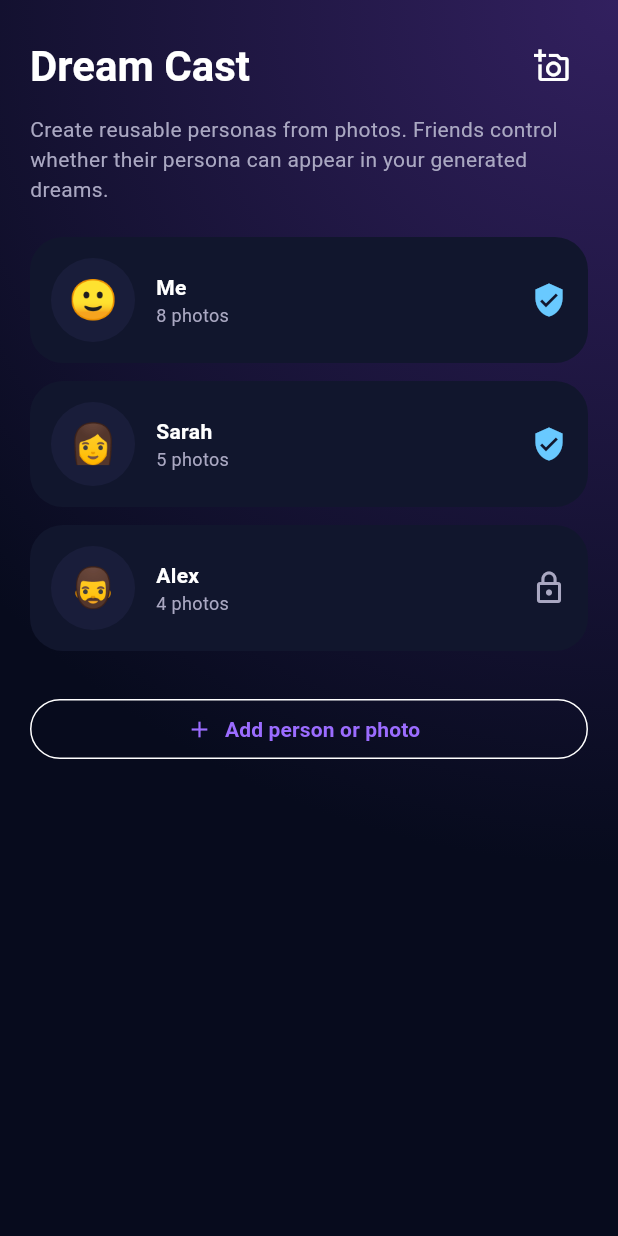
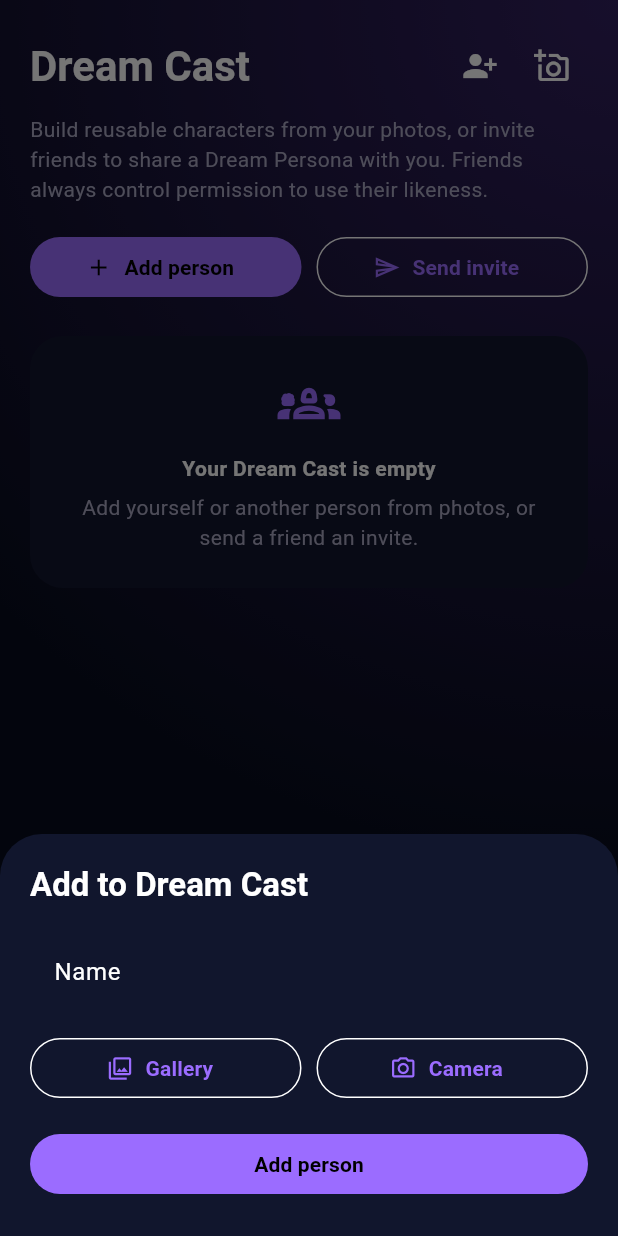
Before and after one commit to ujwaljetly-create/dream-logs, a Flutter app: the DreamCastScreen widget shown alone on an empty page, opened directly, after a tap on the "add a photo" icon, on a phone screen of 412 x 824 dp. Run offline on Flutter 3.47's test engine with Material 3 defaults, Android fonts, the phone set to English and light mode, and no system bars; our stand-ins replace cloud_firestore, firebase_auth, firebase_core, firebase_storage, image_picker; accounts and stored records are empty; Roboto replaces fonts that are missing (Arial, Georgia).

Commit message:
Build Dream Cast photo and invite flows

```diff
--- a/lib/features/cast/dream_cast_screen.dart
+++ b/lib/features/cast/dream_cast_screen.dart
@@ -1,52 +1,180 @@
+import 'package:cloud_firestore/cloud_firestore.dart';
 import 'package:flutter/material.dart';
+import 'package:image_picker/image_picker.dart';
+
+import '../../core/services/dream_cast_service.dart';
 import '../../core/theme/app_theme.dart';
 import '../../widgets/dream_gradient.dart';
 
-class DreamCastScreen extends StatelessWidget {
+class DreamCastScreen extends StatefulWidget {
   const DreamCastScreen({super.key});
+  @override
+  State<DreamCastScreen> createState() => _DreamCastScreenState();
+}
+
+class _DreamCastScreenState extends State<DreamCastScreen> {
+  final _service = DreamCastService();
+
+  Future<void> _addPerson() async {
+    final name = TextEditingController();
+    XFile? photo;
+    await showModalBottomSheet<void>(
+      context: context,
+      isScrollControlled: true,
+      backgroundColor: DreamColors.surface,
+      builder: (sheetContext) => StatefulBuilder(
+        builder: (context, setSheetState) => Padding(
+          padding: EdgeInsets.fromLTRB(20, 20, 20, MediaQuery.of(context).viewInsets.bottom + 24),
+          child: Column(mainAxisSize: MainAxisSize.min, crossAxisAlignment: CrossAxisAlignment.stretch, children: [
+            Text('Add to Dream Cast', style: Theme.of(context).textTheme.titleLarge),
+            const SizedBox(height: 16),
+            TextField(controller: name, decoration: const InputDecoration(labelText: 'Name')),
+            const SizedBox(height: 12),
+            Row(children: [
+              Expanded(child: OutlinedButton.icon(
+                onPressed: () async { photo = await _service.pickPhoto(ImageSource.gallery); setSheetState(() {}); },
+                icon: const Icon(Icons.photo_library_outlined), label: const Text('Gallery'))),
+              const SizedBox(width: 10),
+              Expanded(child: OutlinedButton.icon(
+                onPressed: () async { photo = await _service.pickPhoto(ImageSource.camera); setSheetState(() {}); },
+                icon: const Icon(Icons.camera_alt_outlined), label: const Text('Camera'))),
+            ]),
+            if (photo != null) Padding(
+              padding: const EdgeInsets.only(top: 10),
+              child: Text('Selected: ' + photo!.name, style: const TextStyle(color: DreamColors.blue))),
+            const SizedBox(height: 16),
+            FilledButton(
+              onPressed: () async {
+                if (name.text.trim().isEmpty || photo == null) return;
+                Navigator.pop(sheetContext);
+                try {
+                  await _service.createPersona(name: name.text, photo: photo!);
+                } catch (e) {
+                  if (mounted) ScaffoldMessenger.of(this.context).showSnackBar(SnackBar(content: Text('Could not add person: ' + e.toString())));
+                }
+              },
+              child: const Text('Add person')),
+          ]),
+        ),
+      ),
+    );
+  }
+
+  Future<void> _invite() async {
+    final username = TextEditingController();
+    final value = await showDialog<String>(
+      context: context,
+      builder: (context) => AlertDialog(
+        title: const Text('Invite to Dream Cast'),
+        content: TextField(controller: username, autofocus: true, decoration: const InputDecoration(hintText: '@username')),
+        actions: [
+          TextButton(onPressed: () => Navigator.pop(context), child: const Text('Cancel')),
+          FilledButton(onPressed: () => Navigator.pop(context, username.text), child: const Text('Send invite')),
+        ],
+      ),
+    );
+    if (value == null) return;
+    try {
+      await _service.sendInvite(value);
+      if (mounted) ScaffoldMessenger.of(context).showSnackBar(const SnackBar(content: Text('Dream Cast invite sent.')));
+    } catch (e) {
+      if (mounted) ScaffoldMessenger.of(context).showSnackBar(SnackBar(content: Text(e.toString().replaceFirst('Exception: ', ''))));
+    }
+  }
+
   @override
   Widget build(BuildContext context) {
     return DreamGradient(
       child: SafeArea(
         child: ListView(padding: const EdgeInsets.all(20), children: [
           Row(children: [
-            Text('Dream Cast', style: Theme.of(context).textTheme.headlineMedium),
-            const Spacer(),
-            IconButton(onPressed: () {}, icon: const Icon(Icons.add_a_photo_outlined)),
+            Expanded(child: Text('Dream Cast', style: Theme.of(context).textTheme.headlineMedium)),
+            IconButton(onPressed: _invite, tooltip: 'Invite person', icon: const Icon(Icons.person_add_alt_1)),
+            IconButton(onPressed: _addPerson, tooltip: 'Add person', icon: const Icon(Icons.add_a_photo_outlined)),
           ]),
           const SizedBox(height: 8),
-          const Text('Create reusable personas from photos. Friends control whether their persona can appear in your generated dreams.', style: TextStyle(color: DreamColors.muted, height: 1.45)),
+          const Text(
+            'Build reusable characters from your photos, or invite friends to share a Dream Persona with you. Friends always control permission to use their likeness.',
+            style: TextStyle(color: DreamColors.muted, height: 1.45)),
+          const SizedBox(height: 18),
+          Row(children: [
+            Expanded(child: FilledButton.icon(onPressed: _addPerson, icon: const Icon(Icons.add), label: const Text('Add person'))),
+            const SizedBox(width: 10),
+            Expanded(child: OutlinedButton.icon(onPressed: _invite, icon: const Icon(Icons.send_outlined), label: const Text('Send invite'))),
+          ]),
           const SizedBox(height: 22),
-          const _Persona(name: 'Me', photos: '8 photos', emoji: '🙂', enabled: true),
-          const _Persona(name: 'Sarah', photos: '5 photos', emoji: '👩', enabled: true),
-          const _Persona(name: 'Alex', photos: '4 photos', emoji: '🧔', enabled: false),
-          const SizedBox(height: 16),
-          OutlinedButton.icon(onPressed: () {}, icon: const Icon(Icons.add), label: const Text('Add person or photo')),
+          StreamBuilder<QuerySnapshot<Map<String, dynamic>>>(
+            stream: _service.watchPersonas(),
+            builder: (context, snapshot) {
+              if (snapshot.hasError) {
+                return Text('Could not load Dream Cast: ' + snapshot.error.toString(), style: const TextStyle(color: DreamColors.muted));
+              }
+              if (!snapshot.hasData) return const Center(child: CircularProgressIndicator());
+              final docs = snapshot.data!.docs;
+              if (docs.isEmpty) return const _EmptyCast();
+              return Column(children: docs.map((doc) {
+                final data = doc.data();
+                final urls = List<String>.from(data['photoUrls'] ?? const []);
+                return _PersonaCard(
+                  name: data['name'] as String? ?? 'Dream Persona',
+                  photoUrl: urls.isEmpty ? null : urls.first,
+                  photoCount: urls.length,
+                  onAddPhoto: () async {
+                    final selected = await _service.pickPhoto(ImageSource.gallery);
+                    if (selected != null) await _service.addPhoto(doc.id, selected);
+                  },
+                );
+              }).toList());
+            },
+          ),
         ]),
       ),
     );
   }
 }
 
-class _Persona extends StatelessWidget {
+class _EmptyCast extends StatelessWidget {
+  const _EmptyCast();
+  @override
+  Widget build(BuildContext context) => Container(
+    padding: const EdgeInsets.all(24),
+    decoration: BoxDecoration(color: DreamColors.surface, borderRadius: BorderRadius.circular(22)),
+    child: const Column(children: [
+      Icon(Icons.groups_2_outlined, size: 42, color: DreamColors.violet),
+      SizedBox(height: 12),
+      Text('Your Dream Cast is empty', style: TextStyle(fontWeight: FontWeight.bold)),
+      SizedBox(height: 6),
+      Text('Add yourself or another person from photos, or send a friend an invite.',
+        textAlign: TextAlign.center, style: TextStyle(color: DreamColors.muted)),
+    ]),
+  );
+}
+
+class _PersonaCard extends StatelessWidget {
+  const _PersonaCard({required this.name, required this.photoUrl, required this.photoCount, required this.onAddPhoto});
   final String name;
-  final String photos;
-  final String emoji;
-  final bool enabled;
-  const _Persona({required this.name, required this.photos, required this.emoji, required this.enabled});
+  final String? photoUrl;
+  final int photoCount;
+  final VoidCallback onAddPhoto;
+
   @override
   Widget build(BuildContext context) => Container(
     margin: const EdgeInsets.only(bottom: 12),
     padding: const EdgeInsets.all(14),
     decoration: BoxDecoration(color: DreamColors.surface, borderRadius: BorderRadius.circular(22)),
     child: Row(children: [
-      CircleAvatar(radius: 28, backgroundColor: DreamColors.surface2, child: Text(emoji, style: const TextStyle(fontSize: 26))),
+      CircleAvatar(
+        radius: 28,
+        backgroundColor: DreamColors.surface2,
+        backgroundImage: photoUrl == null ? null : NetworkImage(photoUrl!),
+        child: photoUrl == null ? const Icon(Icons.person_outline) : null),
       const SizedBox(width: 14),
       Expanded(child: Column(crossAxisAlignment: CrossAxisAlignment.start, children: [
         Text(name, style: const TextStyle(fontWeight: FontWeight.bold, fontFamily: 'Arial')),
-        Text(photos, style: const TextStyle(color: DreamColors.muted, fontSize: 12)),
+        Text(photoCount.toString() + ' reference photo' + (photoCount == 1 ? '' : 's'),
+          style: const TextStyle(color: DreamColors.muted, fontSize: 12)),
       ])),
-      Icon(enabled ? Icons.verified_user : Icons.lock_outline, color: enabled ? DreamColors.blue : DreamColors.muted),
+      IconButton(onPressed: onAddPhoto, tooltip: 'Add reference photo', icon: const Icon(Icons.add_a_photo_outlined)),
     ]),
   );
 }
```
